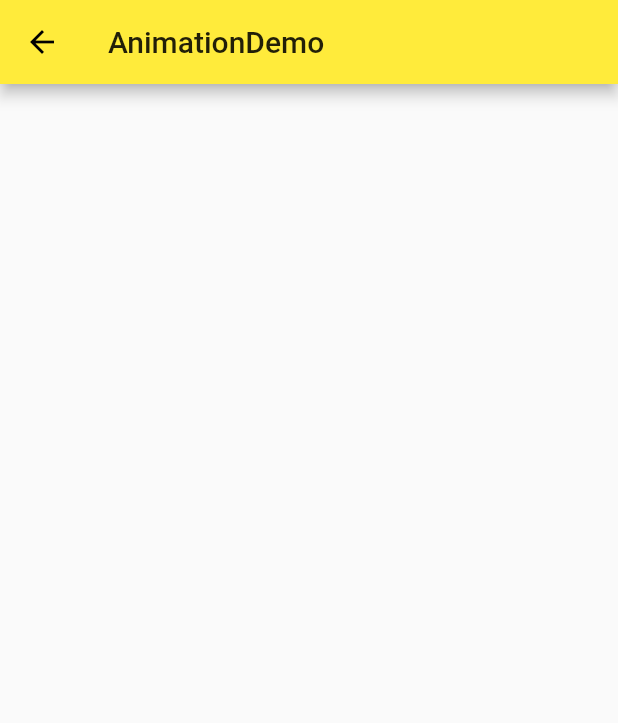
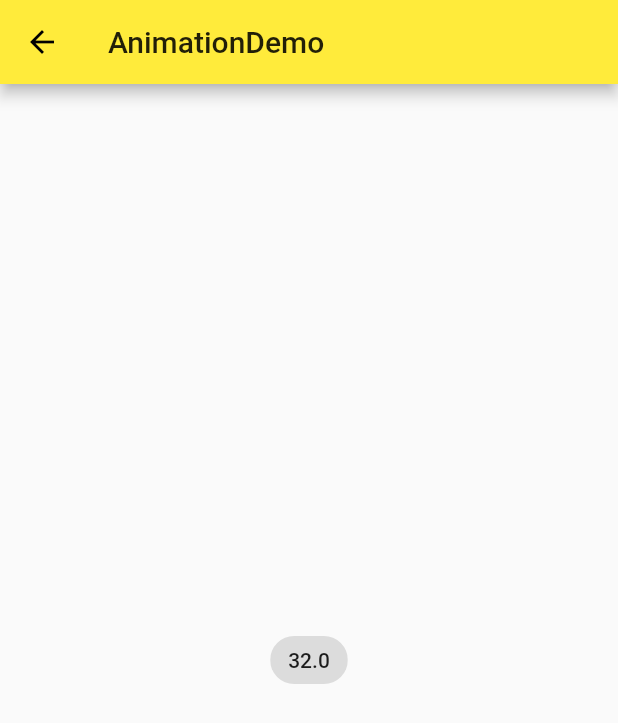
Before and after one commit to yanhao98/ninghao_flutter, a Flutter app: the screen it shows after launch, on a phone screen of 412 x 824 dp. Shown: the top 723 px of the screen. Run offline on Flutter 3.47's test engine with Material 2 defaults, Android fonts, the phone set to English and light mode, and no system bars; our stand-ins replace rxdart.

Commit message:
使用 controller 的值。

```diff
--- a/lib/demo/animation/animation_demo.dart
+++ b/lib/demo/animation/animation_demo.dart
@@ -26,15 +26,19 @@ class AnimationDemoHomeState extends State<AnimationDemoHome>
     super.initState();
 
     animationDemoController = AnimationController(
-      duration: Duration(milliseconds: 1000),
+      duration: Duration(milliseconds: 3000),
+      value: 32.0, // 初始值
+      lowerBound: 0.0,
+      upperBound: 100.0,
       vsync: this,
     );
 
     animationDemoController.addListener(() {
-      print('${animationDemoController.value}');
+      // print('${animationDemoController.value}');
+      setState(() {});
     });
 
-    animationDemoController.forward();
+    // animationDemoController.forward();
   }
 
   @override
@@ -45,6 +49,13 @@ class AnimationDemoHomeState extends State<AnimationDemoHome>
 
   @override
   Widget build(BuildContext context) {
-    return Container();
+    return Center(
+      child: ActionChip(
+        label: Text('${animationDemoController.value}'),
+        onPressed: () {
+          animationDemoController.forward();
+        },
+      ),
+    );
   }
 }
```
